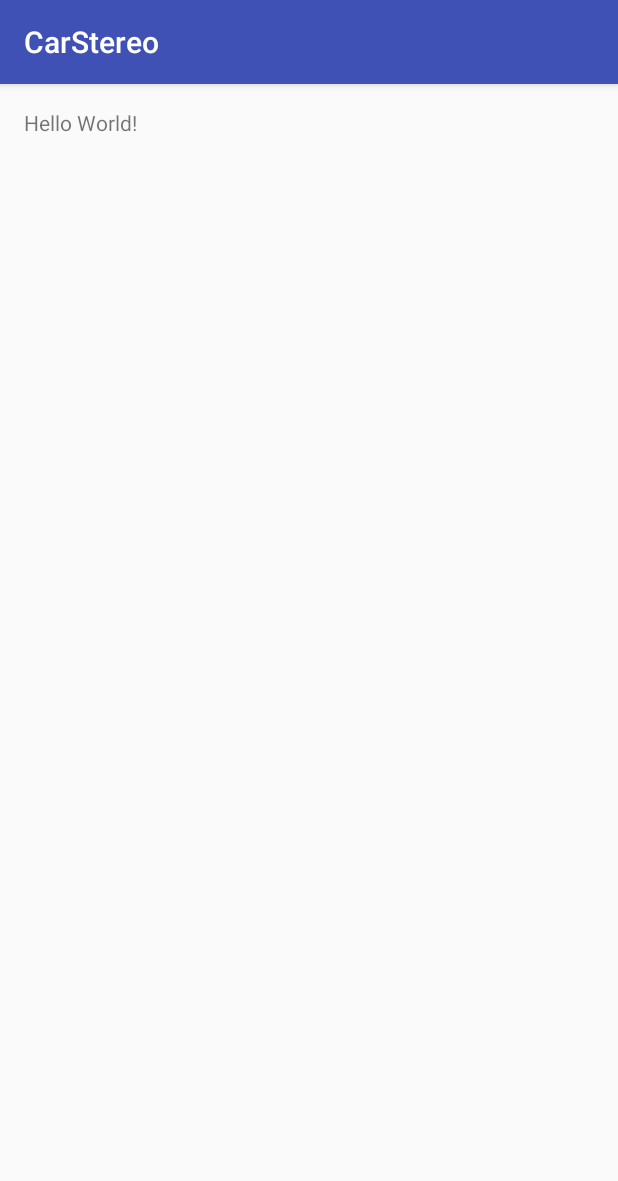
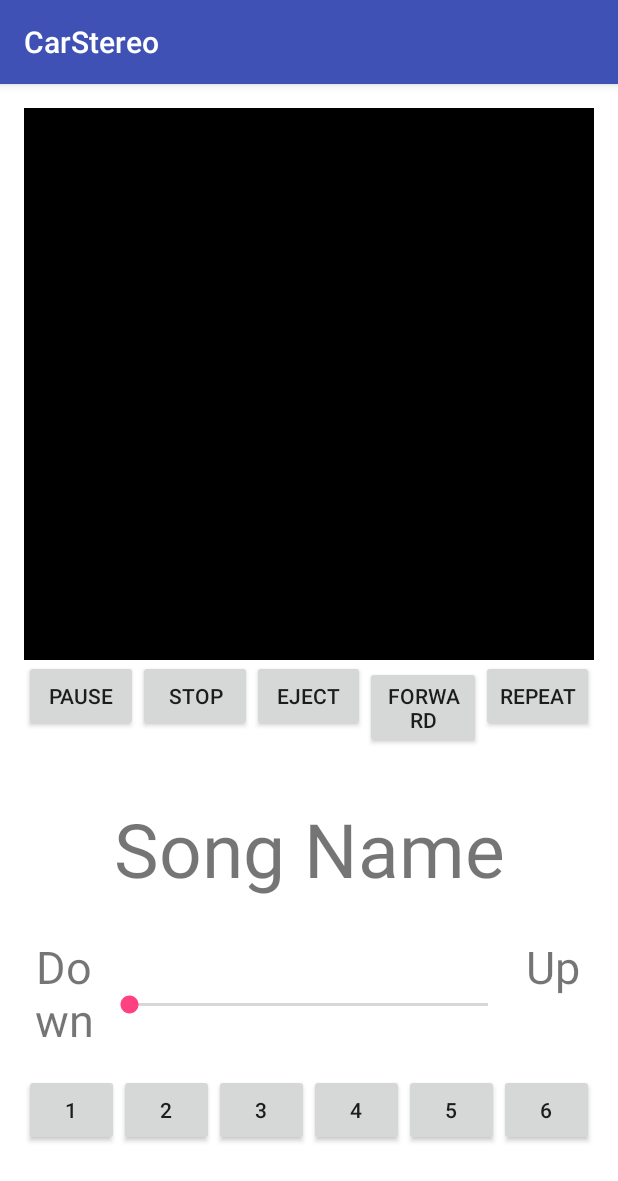
Before and after one commit to maggieryan3/CarStereo, an Android app: the screen it shows after launch (MainActivity), on a phone screen of 412 x 824 dp. Shown: the top 1181 px of the screen. Run offline under Robolectric (Android 15) with nearby library versions, the phone set to English and light mode, and no system bars.

```diff
--- a/app/src/main/res/layout/activity_main.xml
+++ b/app/src/main/res/layout/activity_main.xml
@@ -1,5 +1,5 @@
 <?xml version="1.0" encoding="utf-8"?>
-<RelativeLayout xmlns:android="http://schemas.android.com/apk/res/android"
+<LinearLayout xmlns:android="http://schemas.android.com/apk/res/android"
     xmlns:tools="http://schemas.android.com/tools"
     android:layout_width="match_parent"
     android:layout_height="match_parent"
@@ -7,10 +7,165 @@
     android:paddingLeft="@dimen/activity_horizontal_margin"
     android:paddingRight="@dimen/activity_horizontal_margin"
     android:paddingTop="@dimen/activity_vertical_margin"
-    tools:context="cs371.carstereo.MainActivity">
+    tools:context="cs371.carstereo.MainActivity"
+    android:background="@android:color/background_light"
+    android:orientation="vertical">
 
-    <TextView
-        android:layout_width="wrap_content"
-        android:layout_height="wrap_content"
-        android:text="Hello World!" />
-</RelativeLayout>
+    <LinearLayout
+        android:orientation="vertical"
+        android:layout_width="match_parent"
+        android:layout_height="0dp"
+        android:layout_gravity="center_vertical"
+        android:background="@color/abc_search_url_text_pressed"
+        android:layout_weight="1"></LinearLayout>
+
+    <LinearLayout
+        android:orientation="vertical"
+        android:layout_width="match_parent"
+        android:layout_height="0dp"
+        android:layout_gravity="center_vertical"
+        android:background="@color/abc_background_cache_hint_selector_material_dark"
+        android:layout_weight="1">
+
+        <LinearLayout
+            android:orientation="horizontal"
+            android:layout_width="match_parent"
+            android:layout_height="0dp"
+            android:layout_weight="1"
+            android:id="@+id/CDRow">
+
+            <Button
+                android:layout_width="wrap_content"
+                android:layout_height="wrap_content"
+                android:text="Pause"
+                android:id="@+id/pause"
+                android:layout_weight="1" />
+
+            <Button
+                android:layout_width="wrap_content"
+                android:layout_height="wrap_content"
+                android:text="Stop"
+                android:id="@+id/stop"
+                android:layout_weight="1" />
+
+            <Button
+                android:layout_width="wrap_content"
+                android:layout_height="wrap_content"
+                android:text="Eject"
+                android:id="@+id/eject"
+                android:layout_weight="1" />
+
+            <Button
+                android:layout_width="wrap_content"
+                android:layout_height="wrap_content"
+                android:text="Forward"
+                android:id="@+id/forward"
+                android:layout_weight="1" />
+
+            <Button
+                android:layout_width="wrap_content"
+                android:layout_height="wrap_content"
+                android:text="Repeat"
+                android:id="@+id/Repeat"
+                android:layout_weight="1" />
+        </LinearLayout>
+
+        <LinearLayout
+            android:orientation="horizontal"
+            android:layout_width="match_parent"
+            android:layout_height="0dp"
+            android:layout_gravity="center_horizontal"
+            android:layout_weight="1">
+
+            <TextView
+                android:layout_width="match_parent"
+                android:layout_height="match_parent"
+                android:text="Song Name"
+                android:id="@+id/songName"
+                android:layout_weight="1"
+                android:textAlignment="center"
+                android:textSize="50sp" />
+        </LinearLayout>
+
+        <LinearLayout
+            android:orientation="horizontal"
+            android:layout_width="match_parent"
+            android:layout_height="0dp"
+            android:layout_weight="1">
+
+            <TextView
+                android:layout_width="0dp"
+                android:layout_height="match_parent"
+                android:text="Down"
+                android:id="@+id/volumeDown"
+                android:layout_weight="1"
+                android:textSize="30sp"
+                android:textAlignment="center" />
+
+            <SeekBar
+                android:layout_width="0dp"
+                android:layout_height="match_parent"
+                android:id="@+id/volume"
+                android:layout_weight="5" />
+
+            <TextView
+                android:layout_width="0dp"
+                android:layout_height="match_parent"
+                android:text="Up"
+                android:id="@+id/volumeUp"
+                android:layout_weight="1"
+                android:textSize="30sp"
+                android:textAlignment="center" />
+        </LinearLayout>
+
+        <LinearLayout
+            android:orientation="horizontal"
+            android:layout_width="match_parent"
+            android:layout_height="0dp"
+            android:layout_gravity="center_horizontal"
+            android:layout_weight="1">
+
+            <Button
+                android:layout_width="wrap_content"
+                android:layout_height="wrap_content"
+                android:text="1"
+                android:id="@+id/button1"
+                android:layout_weight="1" />
+
+            <Button
+                android:layout_width="wrap_content"
+                android:layout_height="wrap_content"
+                android:text="2"
+                android:id="@+id/button2"
+                android:layout_weight="1" />
+
+            <Button
+                android:layout_width="wrap_content"
+                android:layout_height="wrap_content"
+                android:text="3"
+                android:id="@+id/button3"
+                android:layout_weight="1" />
+
+            <Button
+                android:layout_width="wrap_content"
+                android:layout_height="wrap_content"
+                android:text="4"
+                android:id="@+id/button4"
+                android:layout_weight="1" />
+
+            <Button
+                android:layout_width="wrap_content"
+                android:layout_height="wrap_content"
+                android:text="5"
+                android:id="@+id/button5"
+                android:layout_weight="1" />
+
+            <Button
+                android:layout_width="wrap_content"
+                android:layout_height="wrap_content"
+                android:text="6"
+                android:id="@+id/button6"
+                android:layout_weight="1" />
+        </LinearLayout>
+    </LinearLayout>
+</LinearLayout>
```
